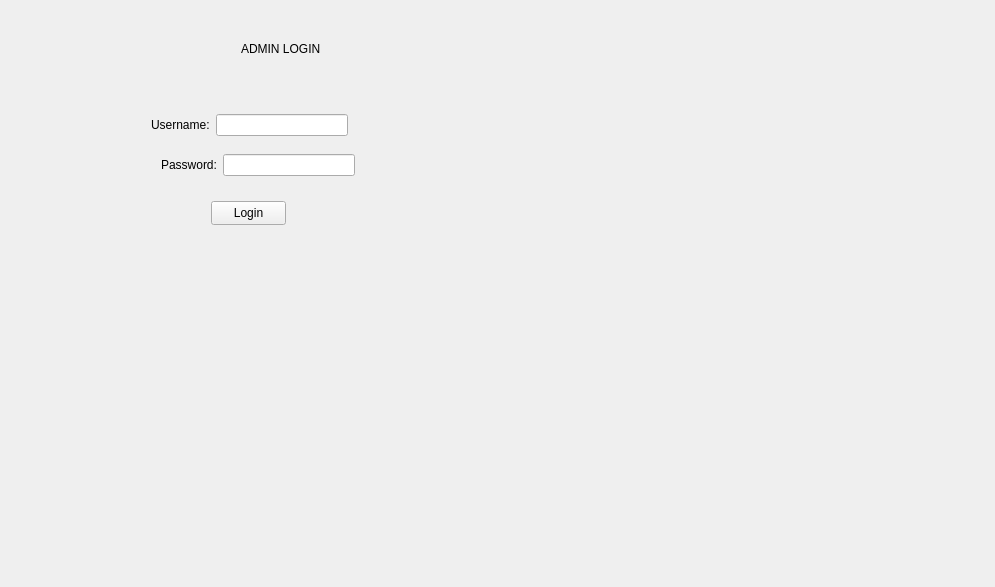
Old version of the form FootballPlanner/adminwindow.ui in the repository DonovanFoley/CS1D-Project2.
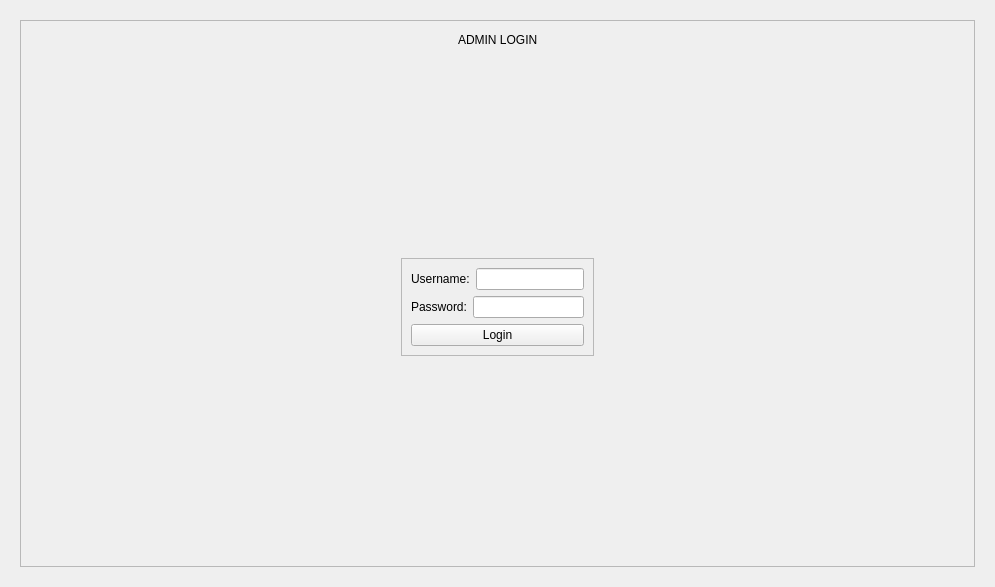
New version of the form. The open tabs and pages were chosen to show the change.

Commit message: error checked to make san diego work, added the last two search buttons

The edit to the form file:
```diff
--- a/FootballPlanner/adminwindow.ui
+++ b/FootballPlanner/adminwindow.ui
@@ -20,80 +20,160 @@
       <number>1</number>
      </property>
      <widget class="QWidget" name="page">
-      <widget class="QLabel" name="label">
-       <property name="geometry">
-        <rect>
-         <x>230</x>
-         <y>30</y>
-         <width>81</width>
-         <height>16</height>
-        </rect>
-       </property>
-       <property name="text">
-        <string>ADMIN LOGIN</string>
-       </property>
-      </widget>
-      <widget class="QPushButton" name="pushButton_login">
-       <property name="geometry">
-        <rect>
-         <x>200</x>
-         <y>190</y>
-         <width>75</width>
-         <height>24</height>
-        </rect>
-       </property>
-       <property name="text">
-        <string>Login</string>
-       </property>
-      </widget>
-      <widget class="QWidget" name="layoutWidget">
-       <property name="geometry">
-        <rect>
-         <x>140</x>
-         <y>100</y>
-         <width>197</width>
-         <height>28</height>
-        </rect>
-       </property>
-       <layout class="QHBoxLayout" name="horizontalLayout">
-        <item>
-         <widget class="QLabel" name="label_2">
-          <property name="text">
-           <string>Username:</string>
-          </property>
-         </widget>
-        </item>
-        <item>
-         <widget class="QLineEdit" name="lineEdit_username"/>
-        </item>
-       </layout>
-      </widget>
-      <widget class="QWidget" name="layoutWidget">
-       <property name="geometry">
-        <rect>
-         <x>150</x>
-         <y>140</y>
-         <width>194</width>
-         <height>28</height>
-        </rect>
-       </property>
-       <layout class="QHBoxLayout" name="horizontalLayout_2">
-        <item>
-         <widget class="QLabel" name="label_3">
-          <property name="text">
-           <string>Password:</string>
-          </property>
-         </widget>
-        </item>
-        <item>
-         <widget class="QLineEdit" name="lineEdit_password">
-          <property name="echoMode">
-           <enum>QLineEdit::Password</enum>
-          </property>
-         </widget>
-        </item>
-       </layout>
-      </widget>
+      <layout class="QGridLayout" name="gridLayout_7">
+       <item row="0" column="1">
+        <widget class="QFrame" name="frame_2">
+         <property name="frameShape">
+          <enum>QFrame::StyledPanel</enum>
+         </property>
+         <property name="frameShadow">
+          <enum>QFrame::Raised</enum>
+         </property>
+         <layout class="QGridLayout" name="gridLayout_8">
+          <item row="0" column="1" colspan="2">
+           <layout class="QHBoxLayout" name="horizontalLayout_13">
+            <item>
+             <spacer name="horizontalSpacer_18">
+              <property name="orientation">
+               <enum>Qt::Horizontal</enum>
+              </property>
+              <property name="sizeHint" stdset="0">
+               <size>
+                <width>40</width>
+                <height>20</height>
+               </size>
+              </property>
+             </spacer>
+            </item>
+            <item>
+             <widget class="QLabel" name="label">
+              <property name="text">
+               <string>ADMIN LOGIN</string>
+              </property>
+             </widget>
+            </item>
+            <item>
+             <spacer name="horizontalSpacer_19">
+              <property name="orientation">
+               <enum>Qt::Horizontal</enum>
+              </property>
+              <property name="sizeHint" stdset="0">
+               <size>
+                <width>40</width>
+                <height>20</height>
+               </size>
+              </property>
+             </spacer>
+            </item>
+           </layout>
+          </item>
+          <item row="1" column="2">
+           <spacer name="verticalSpacer_3">
+            <property name="orientation">
+             <enum>Qt::Vertical</enum>
+            </property>
+            <property name="sizeHint" stdset="0">
+             <size>
+              <width>20</width>
+              <height>181</height>
+             </size>
+            </property>
+           </spacer>
+          </item>
+          <item row="2" column="0">
+           <spacer name="horizontalSpacer_20">
+            <property name="orientation">
+             <enum>Qt::Horizontal</enum>
+            </property>
+            <property name="sizeHint" stdset="0">
+             <size>
+              <width>343</width>
+              <height>20</height>
+             </size>
+            </property>
+           </spacer>
+          </item>
+          <item row="2" column="1" colspan="2">
+           <widget class="QFrame" name="frame">
+            <property name="frameShape">
+             <enum>QFrame::StyledPanel</enum>
+            </property>
+            <property name="frameShadow">
+             <enum>QFrame::Raised</enum>
+            </property>
+            <layout class="QGridLayout" name="gridLayout_6">
+             <item row="1" column="0">
+              <layout class="QHBoxLayout" name="horizontalLayout_2">
+               <item>
+                <widget class="QLabel" name="label_3">
+                 <property name="text">
+                  <string>Password:</string>
+                 </property>
+                </widget>
+               </item>
+               <item>
+                <widget class="QLineEdit" name="lineEdit_password">
+                 <property name="echoMode">
+                  <enum>QLineEdit::Password</enum>
+                 </property>
+                </widget>
+               </item>
+              </layout>
+             </item>
+             <item row="2" column="0">
+              <widget class="QPushButton" name="pushButton_login">
+               <property name="text">
+                <string>Login</string>
+               </property>
+              </widget>
+             </item>
+             <item row="0" column="0">
+              <layout class="QHBoxLayout" name="horizontalLayout">
+               <item>
+                <widget class="QLabel" name="label_2">
+                 <property name="text">
+                  <string>Username:</string>
+                 </property>
+                </widget>
+               </item>
+               <item>
+                <widget class="QLineEdit" name="lineEdit_username"/>
+               </item>
+              </layout>
+             </item>
+            </layout>
+           </widget>
+          </item>
+          <item row="2" column="3">
+           <spacer name="horizontalSpacer_21">
+            <property name="orientation">
+             <enum>Qt::Horizontal</enum>
+            </property>
+            <property name="sizeHint" stdset="0">
+             <size>
+              <width>343</width>
+              <height>20</height>
+             </size>
+            </property>
+           </spacer>
+          </item>
+          <item row="3" column="1">
+           <spacer name="verticalSpacer_2">
+            <property name="orientation">
+             <enum>Qt::Vertical</enum>
+            </property>
+            <property name="sizeHint" stdset="0">
+             <size>
+              <width>20</width>
+              <height>181</height>
+             </size>
+            </property>
+           </spacer>
+          </item>
+         </layout>
+        </widget>
+       </item>
+      </layout>
      </widget>
      <widget class="QWidget" name="page_2">
       <layout class="QGridLayout" name="gridLayout_3">
```
Left out of the diff: 133 changed lines with no effect on the pictures. The commit also changes 4 other files.
